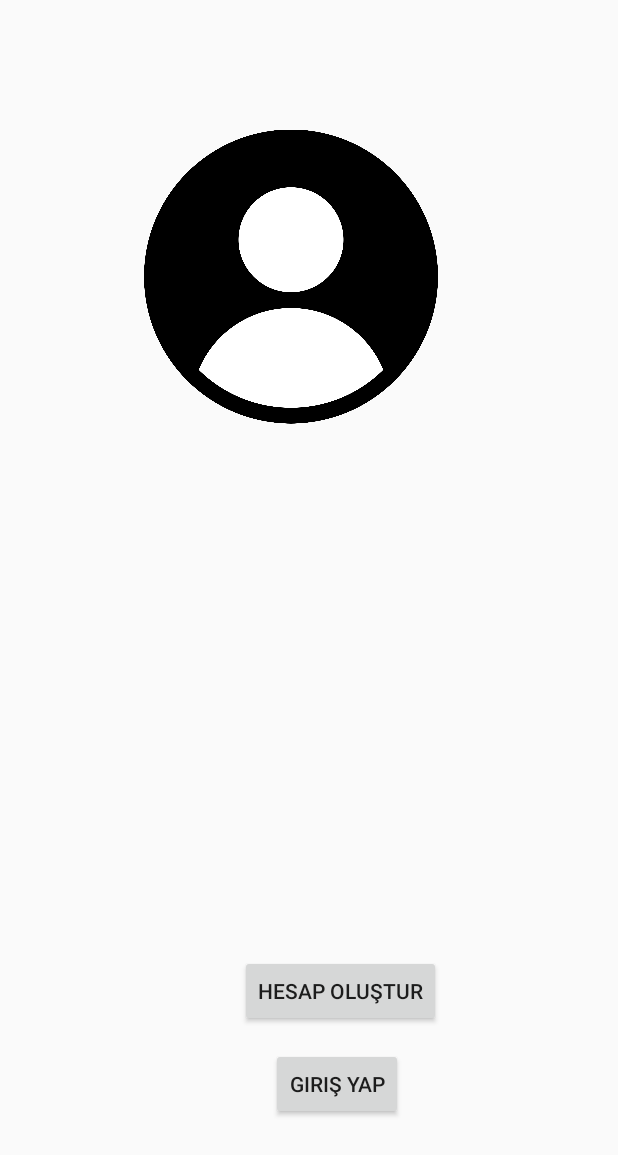
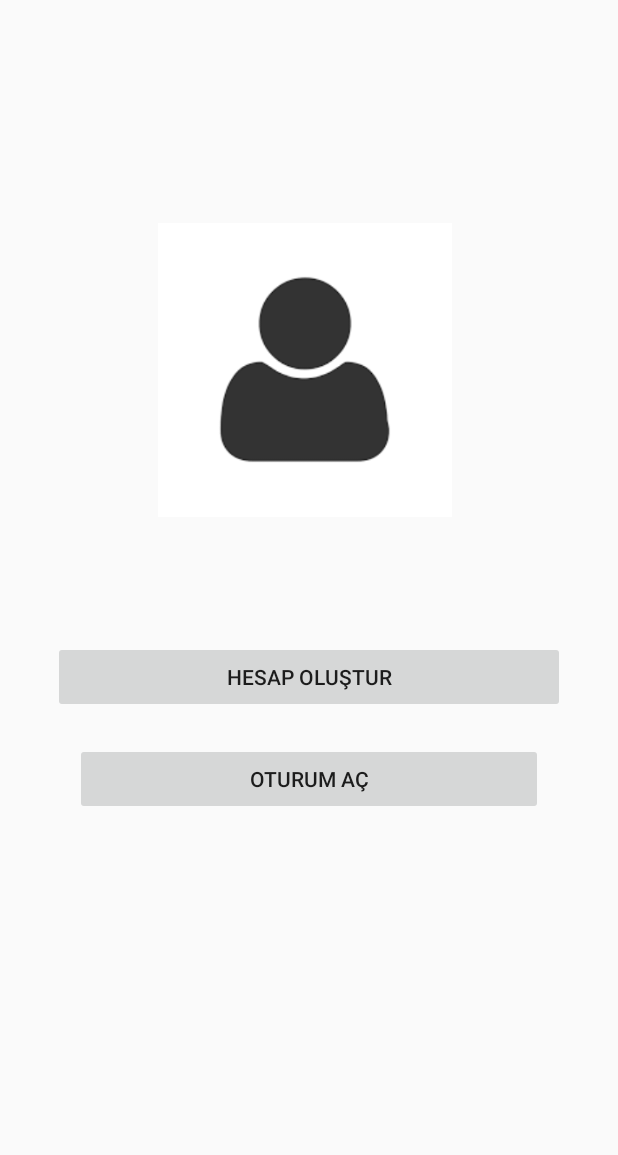
Before and after one commit to ezgiiscioglu/Gozlerini-Benimle-Paylas, an Android app: the layout gonullu_ana_ekran.xml on its own in the app's theme, with its tools: preview values and no code run, on a phone screen of 412 x 824 dp. Shown: the top 1155 px of the screen. Run offline under Robolectric (Android 15) with nearby library versions, the phone set to English and light mode, and no system bars.

Commit message:
Güncelleme yapıldı.

```diff
--- a/app/src/main/res/layout/gonullu_ana_ekran.xml
+++ b/app/src/main/res/layout/gonullu_ana_ekran.xml
@@ -5,37 +5,40 @@
     android:layout_width="match_parent"
     android:layout_height="match_parent">
 
-    <Button
-        android:id="@+id/btnHesapOlustur"
-        android:layout_width="wrap_content"
-        android:layout_height="wrap_content"
-        android:layout_alignParentEnd="true"
-        android:layout_alignParentRight="true"
-        android:layout_alignParentBottom="true"
-        android:layout_marginEnd="118dp"
-        android:layout_marginRight="118dp"
-        android:layout_marginBottom="139dp"
-        android:text="Hesap Oluştur" />
-
-    <Button
-        android:id="@+id/btnGirisYap"
-        android:layout_width="wrap_content"
-        android:layout_height="wrap_content"
-        android:layout_alignParentEnd="true"
-        android:layout_alignParentRight="true"
-        android:layout_alignParentBottom="true"
-        android:layout_marginEnd="143dp"
-        android:layout_marginRight="143dp"
-        android:layout_marginBottom="77dp"
-        android:text="Giriş Yap" />
 
     <ImageView
         android:id="@+id/imgUser"
         android:layout_width="196dp"
         android:layout_height="262dp"
         android:layout_alignParentStart="true"
+        android:layout_alignParentLeft="true"
         android:layout_alignParentTop="true"
-        android:layout_marginStart="96dp"
-        android:layout_marginTop="53dp"
-        app:srcCompat="@drawable/user" />
+        android:layout_marginStart="105dp"
+
+        android:layout_marginLeft="105dp"
+        android:layout_marginTop="115dp"
+        android:src="@drawable/user1" />
+
+    <Button
+        android:id="@+id/btnHesapOlustur"
+        android:layout_width="match_parent"
+        android:layout_height="wrap_content"
+        android:layout_below="@+id/imgUser"
+        android:layout_marginLeft="35dp"
+        android:layout_marginTop="50dp"
+        android:layout_marginRight="35dp"
+
+        android:text="Hesap Oluştur" />
+
+    <Button
+        android:id="@+id/btnOturumAc"
+        android:layout_width="match_parent"
+        android:layout_height="wrap_content"
+        android:layout_below="@+id/btnHesapOlustur"
+
+        android:layout_marginLeft="50dp"
+        android:layout_marginTop="20dp"
+        android:layout_marginRight="50dp"
+        android:text="Oturum Aç" />
+
 </RelativeLayout>
```
Also changed, not shown: app/src/main/AndroidManifest.xml (+7 -3 lines), app/src/main/java/com/example/lenovo/myapplication/GirisEkrani.java (added, +43 -0 lines), app/src/main/java/com/example/lenovo/myapplication/GonulluAnaEkranı.java (deleted, +0 -39 lines), app/src/main/java/com/example/lenovo/myapplication/GormeEngelliAnaEkranı.java (deleted, +0 -13 lines), app/src/main/res/layout/giris_ekrani.xml (added, +69 -0 lines), app/src/main/res/layout/gorme_engelli_ana_ekran.xml (+38 -0 lines), app/src/main/res/drawable/user.png (deleted), app/src/main/res/drawable/user1.png (added).
